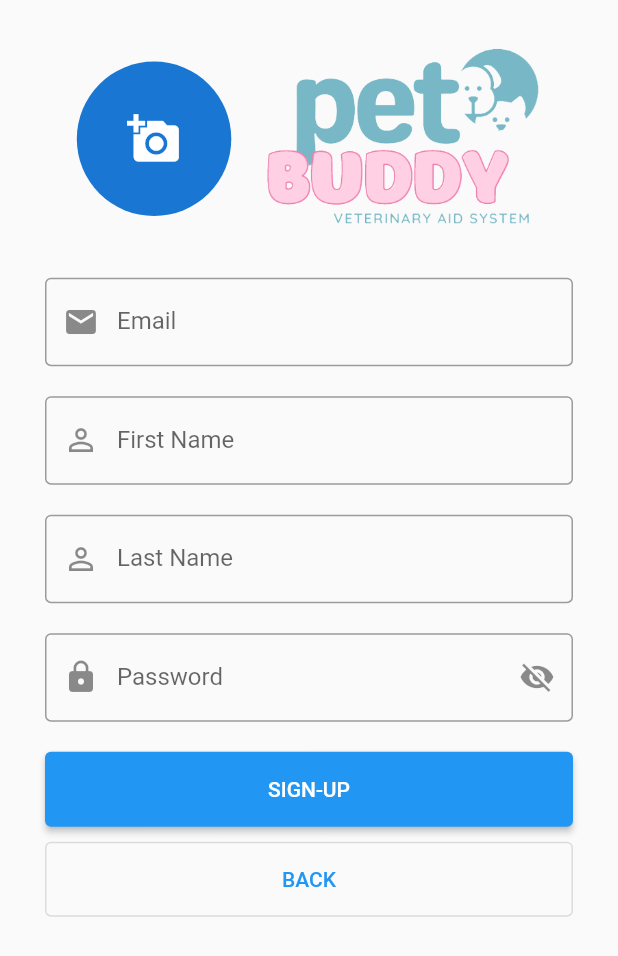
After one commit to irabertulfo/pet_buddy, a Flutter app: the screen it shows after launch, after a tap on an icon or button, on a phone screen of 412 x 824 dp. The commit adds this screen. Shown: the top 956 px of the screen. Run offline on Flutter 3.47's test engine with Material 2 defaults, Android fonts, the phone set to English and light mode, and no system bars; our stand-ins replace cloud_firestore, firebase_auth, firebase_core, firebase_storage, google_sign_in, image_picker and 1 more; accounts and stored records are empty; network calls fail.

Commit message:
Add sign-up feature + photo upload

```diff
--- a/lib/constants/texts.dart
+++ b/lib/constants/texts.dart
@@ -7,8 +7,15 @@ const String password = "Password";
 const String forgotPassword = "Forgot Password?";
 const String login = "Login";
 const String signInWithGoogle = "Sign-in with Google";
-const String alreadyHaveAccount = "Already have an account?";
+const String alreadyHaveAccount = "Don't have an account?";
 const String signUp = " Sign-up";
+
+// Sign-up Page
+const String signUpTitle = "Sign-up";
+const String firstName = "First Name";
+const String lastName = "Last Name";
+const String back = "Back";
+const String signUpSuccessful = "Signed-up successfully!";
 
 // Toasts
 const String vagueError = "An error occurred. Please try again later.";
--- a/lib/main.dart
+++ b/lib/main.dart
@@ -1,5 +1,6 @@
 import 'package:flutter/material.dart';
 import 'package:firebase_core/firebase_core.dart';
+import 'package:permission_handler/permission_handler.dart';
 import 'package:pet_buddy/view/login/login_screen.dart';
 import "config/firebase_options.dart";
 
@@ -8,6 +9,9 @@ void main() async {
   await Firebase.initializeApp(
     options: DefaultFirebaseOptions.currentPlatform,
   );
+
+  await Permission.camera.request();
+  await Permission.storage.request();
 
   runApp(const MyApp());
 }
--- /dev/null
+++ b/lib/utils/firebase_storage.dart
@@ -0,0 +1,17 @@
+import 'dart:io';
+
+import 'package:firebase_storage/firebase_storage.dart';
+
+class FirebaseStorageService {
+  final FirebaseStorage _storage = FirebaseStorage.instance;
+
+  Future<void> uploadFile(File file, String originalFilename) async {
+    try {
+      Reference ref = _storage.ref().child(originalFilename);
+
+      await ref.putFile(file);
+    } catch (e) {
+      throw Exception('Failed to upload file');
+    }
+  }
+}
--- /dev/null
+++ b/lib/utils/page_transition.dart
@@ -0,0 +1,26 @@
+import 'package:flutter/material.dart';
+
+class PageTransition {
+  static void pushUpNavigation(BuildContext context, Widget page) {
+    Navigator.push(
+      context,
+      PageRouteBuilder(
+        pageBuilder: (context, animation, secondaryAnimation) => page,
+        transitionDuration: const Duration(milliseconds: 500),
+        transitionsBuilder: (context, animation, secondaryAnimation, child) {
+          const begin = Offset(0.0, 1.0);
+          const end = Offset.zero;
+          const curve = Curves.easeOutQuart;
+
+          final tween =
+              Tween(begin: begin, end: end).chain(CurveTween(curve: curve));
+
+          return SlideTransition(
+            position: animation.drive(tween),
+            child: child,
+          );
+        },
+      ),
+    );
+  }
+}
--- /dev/null
+++ b/lib/utils/photo_upload.dart
@@ -0,0 +1,86 @@
+import 'dart:io';
+
+import 'package:flutter/material.dart';
+import 'package:image_picker/image_picker.dart';
+
+class PhotoUploadWidget extends StatefulWidget {
+  final void Function(String, File) onImageSelected;
+
+  const PhotoUploadWidget({Key? key, required this.onImageSelected})
+      : super(key: key);
+
+  @override
+  PhotoUploadWidgetState createState() => PhotoUploadWidgetState();
+}
+
+class PhotoUploadWidgetState extends State<PhotoUploadWidget> {
+  late ImagePicker _imagePicker;
+  File? _pickedImage;
+
+  @override
+  void initState() {
+    super.initState();
+    _imagePicker = ImagePicker();
+  }
+
+  Future<void> _selectImage() async {
+    final pickedImage = await showDialog<XFile>(
+      context: context,
+      builder: (BuildContext context) {
+        return AlertDialog(
+          title: const Text('Choose an option'),
+          content: SingleChildScrollView(
+            child: ListBody(
+              children: <Widget>[
+                GestureDetector(
+                  child: const Text('Take a picture'),
+                  onTap: () async {
+                    Navigator.of(context).pop(await _imagePicker.pickImage(
+                      source: ImageSource.camera,
+                    ));
+                  },
+                ),
+                const SizedBox(height: 16),
+                GestureDetector(
+                  child: const Text('Select from gallery'),
+                  onTap: () async {
+                    Navigator.of(context).pop(await _imagePicker.pickImage(
+                      source: ImageSource.gallery,
+                    ));
+                  },
+                ),
+              ],
+            ),
+          ),
+        );
+      },
+    );
+
+    if (pickedImage != null) {
+      setState(() {
+        _pickedImage = File(pickedImage.path);
+      });
+
+      widget.onImageSelected(pickedImage.path, _pickedImage!);
+    }
+  }
+
+  @override
+  Widget build(BuildContext context) {
+    final size = MediaQuery.of(context).size;
+    return GestureDetector(
+      onTap: _selectImage,
+      child: CircleAvatar(
+        radius: size.width / 2 * 0.25,
+        backgroundImage: _pickedImage != null ? FileImage(_pickedImage!) : null,
+        child: _pickedImage == null
+            ? const Icon(
+                Icons.add_a_photo,
+                color: Colors.white,
+                size: 36,
+              )
+            : null,
+      ),
+    );
+  }
+}
--- a/lib/view/login/login_footer.dart
+++ b/lib/view/login/login_footer.dart
@@ -2,10 +2,12 @@ import 'package:flutter/material.dart';
 
 import 'package:pet_buddy/controller/login/login_controller.dart';
 import 'package:pet_buddy/utils/toast.dart';
+import 'package:pet_buddy/view/sign-up/sign_up_screen.dart';
+import 'package:pet_buddy/utils/page_transition.dart';
 
-import '../../constants/image_paths.dart';
-import '../../constants/sizes.dart';
-import '../../constants/texts.dart';
+import 'package:pet_buddy/constants/image_paths.dart';
+import 'package:pet_buddy/constants/sizes.dart';
+import 'package:pet_buddy/constants/texts.dart';
 
 class LoginFooter extends StatefulWidget {
   const LoginFooter({
@@ -52,14 +54,16 @@ class _LoginFooterState extends State<LoginFooter> {
             onPressed: _isLoading ? null : () => _performGoogleSignIn(context),
             label: _isLoading
                 ? const CircularProgressIndicator()
-                : Text(login.toUpperCase()),
+                : const Text(signInWithGoogle),
           ),
         ),
         const SizedBox(
           height: formHeight - 20.0,
         ),
         TextButton(
-          onPressed: () {},
+          onPressed: () {
+            PageTransition.pushUpNavigation(context, const SignUpScreen());
+          },
           child: Text.rich(
             TextSpan(
               text: alreadyHaveAccount,
--- /dev/null
+++ b/lib/view/sign-up/sign_up_form.dart
@@ -0,0 +1,156 @@
+// ignore_for_file: use_build_context_synchronously
+
+import 'dart:io';
+
+import 'package:flutter/material.dart';
+import 'package:pet_buddy/controller/login/login_controller.dart';
+
+import '../../constants/sizes.dart';
+import '../../constants/texts.dart';
+import '../../utils/toast.dart';
+
+class SignUpForm extends StatefulWidget {
+  final String? selectedImageFilename;
+  final File? profileImageFile;
+
+  const SignUpForm({
+    Key? key,
+    this.selectedImageFilename,
+    this.profileImageFile,
+  }) : super(key: key);
+
+  @override
+  SignUpFormState createState() => SignUpFormState();
+}
+
+class SignUpFormState extends State<SignUpForm> {
+  final LoginController loginController = LoginController();
+  final TextEditingController emailTextController = TextEditingController();
+  final TextEditingController passwordTextController = TextEditingController();
+  final TextEditingController firstNameTextController = TextEditingController();
+  final TextEditingController lastNameTextController = TextEditingController();
+  bool _isLoading = false;
+  bool _showPassword = false;
+
+  @override
+  void dispose() {
+    emailTextController.dispose();
+    passwordTextController.dispose();
+    super.dispose();
+  }
+
+  Future<void> _performSignUp(BuildContext context) async {
+    setState(() {
+      _isLoading = true;
+    });
+
+    try {
+      final filename = widget.selectedImageFilename != null
+          ? widget.selectedImageFilename!.split('/').last
+          : '';
+      await loginController.signUp(
+        context,
+        emailTextController.text,
+        firstNameTextController.text,
+        lastNameTextController.text,
+        passwordTextController.text,
+        "profile-images/$filename",
+        widget.profileImageFile,
+      );
+      Navigator.pop(context);
+      Toast.show(context, signUpSuccessful);
+    } catch (e) {
+      Toast.show(context, vagueError);
+    }
+
+    setState(() {
+      _isLoading = false;
+    });
+  }
+
+  @override
+  Widget build(BuildContext context) {
+    return Form(
+      child: Container(
+        padding: const EdgeInsets.symmetric(vertical: formHeight - 10),
+        child: Column(
+          crossAxisAlignment: CrossAxisAlignment.start,
+          children: [
+            TextField(
+              controller: emailTextController,
+              decoration: const InputDecoration(
+                prefixIcon: Icon(Icons.mail),
+                labelText: email,
+                hintText: email,
+                border: OutlineInputBorder(),
+              ),
+            ),
+            const SizedBox(height: formHeight),
+            TextField(
+              controller: firstNameTextController,
+              decoration: const InputDecoration(
+                prefixIcon: Icon(Icons.person_outline_outlined),
+                labelText: firstName,
+                hintText: firstName,
+                border: OutlineInputBorder(),
+              ),
+            ),
+            const SizedBox(height: formHeight),
+            TextField(
+              controller: lastNameTextController,
+              decoration: const InputDecoration(
+                prefixIcon: Icon(Icons.person_outline_outlined),
+                labelText: lastName,
+                hintText: lastName,
+                border: OutlineInputBorder(),
+              ),
+            ),
+            const SizedBox(height: formHeight),
+            TextField(
+              controller: passwordTextController,
+              decoration: InputDecoration(
+                prefixIcon: const Icon(Icons.lock),
+                labelText: 'Password',
+                hintText: 'Enter your password',
+                border: const OutlineInputBorder(),
+                suffixIcon: IconButton(
+                  onPressed: () {
+                    setState(() {
+                      _showPassword = !_showPassword;
+                    });
+                  },
+                  icon: Icon(
+                      _showPassword ? Icons.visibility : Icons.visibility_off),
+                ),
+              ),
+              obscureText: !_showPassword,
+              onSubmitted: (_) {},
+            ),
+            const SizedBox(height: formHeight),
+            SizedBox(
+              height: buttonPrimaryHeight,
+              width: double.infinity,
+              child: ElevatedButton(
+                onPressed: _isLoading ? null : () => _performSignUp(context),
+                child: _isLoading
+                    ? const CircularProgressIndicator()
+                    : Text(signUpTitle.toUpperCase()),
+              ),
+            ),
+            const SizedBox(height: formHeight - 10),
+            SizedBox(
+              height: buttonPrimaryHeight,
+              width: double.infinity,
+              child: OutlinedButton(
+                onPressed: () {
+                  Navigator.pop(context);
+                },
+                child: Text(back.toUpperCase()),
+              ),
+            ),
+          ],
+        ),
+      ),
+    );
+  }
+}
--- /dev/null
+++ b/lib/view/sign-up/sign_up_header.dart
@@ -0,0 +1,43 @@
+import 'dart:io';
+
+import 'package:flutter/material.dart';
+import 'package:pet_buddy/constants/image_paths.dart';
+import 'package:pet_buddy/constants/sizes.dart';
+import 'package:pet_buddy/utils/photo_upload.dart';
+
+class SignUpHeader extends StatelessWidget {
+  final Size size;
+  final void Function(String, File) onImageSelected; // Add File parameter
+
+  const SignUpHeader({
+    Key? key,
+    required this.size,
+    required this.onImageSelected,
+  }) : super(key: key);
+
+  @override
+  Widget build(BuildContext context) {
+    return Column(
+      crossAxisAlignment: CrossAxisAlignment.center,
+      children: [
+        Row(
+          mainAxisAlignment: MainAxisAlignment.spaceEvenly,
+          children: [
+            PhotoUploadWidget(
+              onImageSelected: _onImageSelected,
+            ),
+            Image(
+              image: const AssetImage(petBuddyLogoImage),
+              width: size.width * 0.45,
+            ),
+          ],
+        ),
+        const SizedBox(height: formHeight),
+      ],
+    );
+  }
+
+  void _onImageSelected(String filename, File file) {
+    onImageSelected(filename, file); // Pass both the filename and the file
+  }
+}
--- /dev/null
+++ b/lib/view/sign-up/sign_up_screen.dart
@@ -0,0 +1,53 @@
+import 'dart:io';
+
+import 'package:flutter/material.dart';
+import 'package:pet_buddy/constants/sizes.dart';
+import 'package:pet_buddy/view/sign-up/sign_up_header.dart';
+import 'package:pet_buddy/view/sign-up/sign_up_form.dart';
+
+class SignUpScreen extends StatefulWidget {
+  const SignUpScreen({Key? key}) : super(key: key);
+
+  @override
+  State<SignUpScreen> createState() => _SignUpScreenState();
+}
+
+class _SignUpScreenState extends State<SignUpScreen> {
+  String? selectedImageFilename;
+  File? profileImageFile; // Add File variable
+
+  void onImageSelected(String filename, File file) {
+    setState(() {
+      selectedImageFilename = filename;
+      profileImageFile = file; // Store the selected file in the state
+    });
+  }
+
+  @override
+  Widget build(BuildContext context) {
+    final size = MediaQuery.of(context).size;
+
+    return SafeArea(
+      child: Scaffold(
+        body: SingleChildScrollView(
+          child: Container(
+            padding: const EdgeInsets.all(defaultSize),
+            child: Column(
+              children: [
+                SignUpHeader(
+                  size: size,
+                  onImageSelected: onImageSelected,
+                ),
+                SignUpForm(
+                  selectedImageFilename: selectedImageFilename,
+                  profileImageFile:
+                      profileImageFile, // Pass the file to SignUpForm
+                ),
+              ],
+            ),
+          ),
+        ),
+      ),
+    );
+  }
+}
--- a/pubspec.yaml
+++ b/pubspec.yaml
@@ -15,6 +15,9 @@ dependencies:
   firebase_auth: ^4.7.0
   cloud_firestore: ^4.8.3
   google_sign_in: ^6.1.4
+  image_picker: ^1.0.1
+  permission_handler: ^10.4.3
+  firebase_storage: ^11.2.5
 
 dev_dependencies:
   flutter_test:
```
Also changed, not shown: lib/controller/login/login_controller.dart (+47 -0 lines), lib/model/user_model.dart (+11 -0 lines), lib/utils/firestore_database.dart (+12 -0 lines), pubspec.lock, 6 other files.
